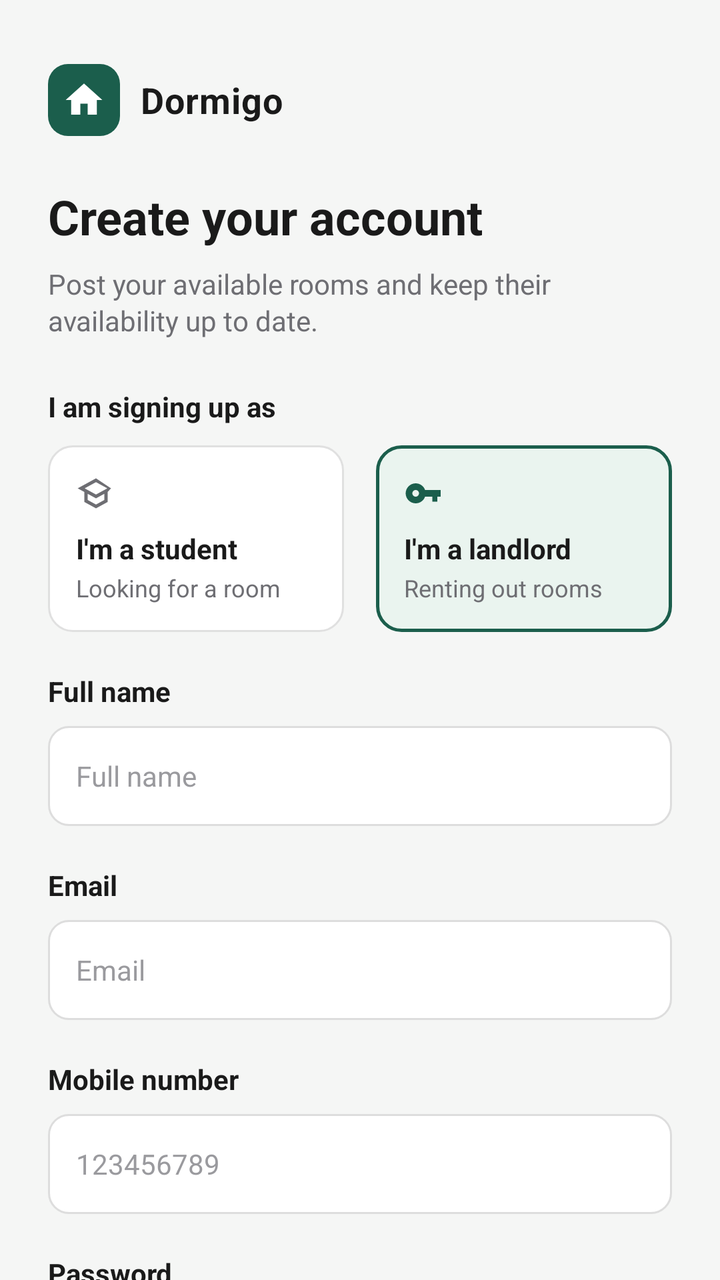
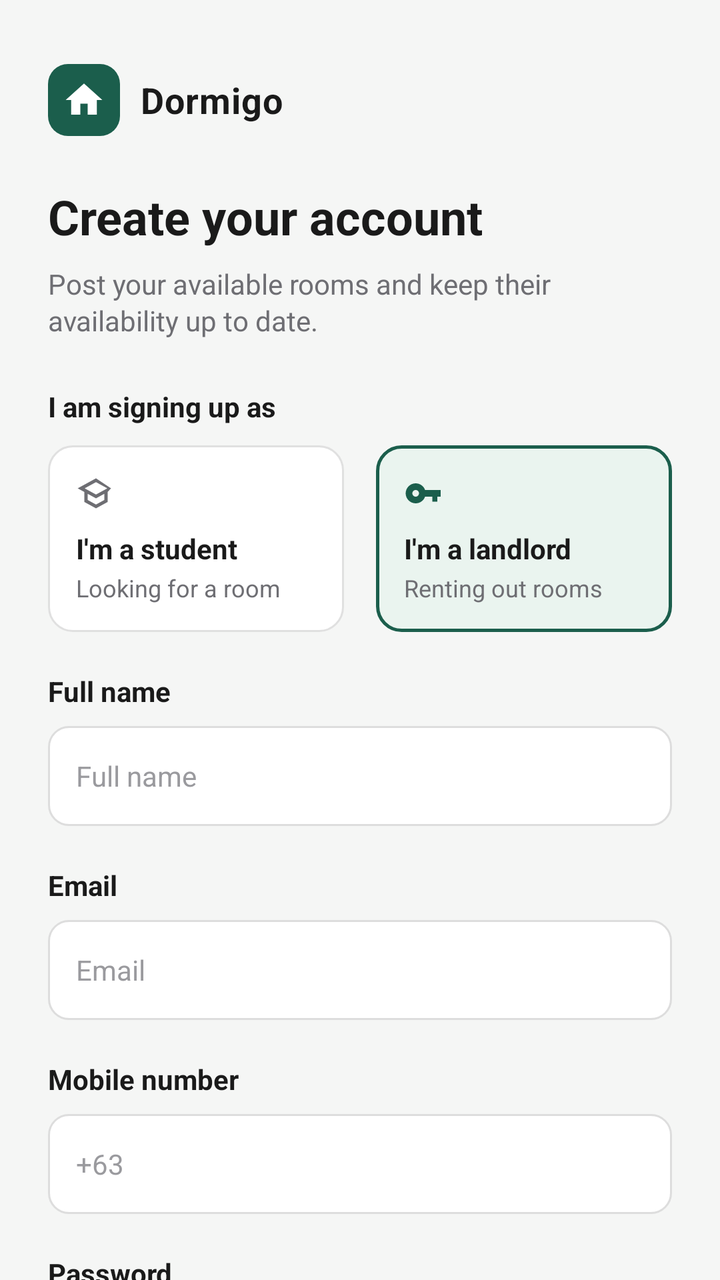

An Android layout rendered at two revisions. The XML below is the earlier revision; the diff shows what the commit changed to produce the second picture.
<!-- AndroidManifest.xml: application theme Theme.Dormigo -->
<!-- res/layout/landlord_login_page.xml -->
<?xml version="1.0" encoding="utf-8"?>
<androidx.constraintlayout.widget.ConstraintLayout
    xmlns:android="http://schemas.android.com/apk/res/android"
    xmlns:app="http://schemas.android.com/apk/res-auto"
    android:layout_width="match_parent"
    android:layout_height="match_parent"
    android:background="#F5F6F5">

    <androidx.core.widget.NestedScrollView
        android:layout_width="0dp"
        android:layout_height="0dp"
        android:fillViewport="true"
        app:layout_constraintTop_toTopOf="parent"
        app:layout_constraintBottom_toBottomOf="parent"
        app:layout_constraintStart_toStartOf="parent"
        app:layout_constraintEnd_toEndOf="parent">

        <LinearLayout
            android:layout_width="match_parent"
            android:layout_height="wrap_content"
            android:orientation="vertical"
            android:paddingHorizontal="24dp"
            android:paddingTop="32dp"
            android:paddingBottom="32dp">

            
            <LinearLayout
                android:id="@+id/btnBack"
                android:layout_width="wrap_content"
                android:layout_height="wrap_content"
                android:orientation="horizontal"
                android:gravity="center_vertical"
                android:clickable="true"
                android:focusable="true"
                android:background="?attr/selectableItemBackground">

                <ImageView
                    android:layout_width="36dp"
                    android:layout_height="36dp"
                    android:background="@drawable/bg_logo_square"
                    android:padding="7dp"
                    android:src="@drawable/ic_home_logo"
                    app:tint="#FFFFFF"
                    android:contentDescription="BH Finder logo" />

                <TextView
                    android:layout_width="wrap_content"
                    android:layout_height="wrap_content"
                    android:layout_marginStart="10dp"
                    android:text="@string/app_name"
                    android:textColor="#1A1A1A"
                    android:textSize="18sp"
                    android:textStyle="bold"
                    android:letterSpacing="0.02" />

            </LinearLayout>

            
            <TextView
                android:layout_width="match_parent"
                android:layout_height="wrap_content"
                android:layout_marginTop="24dp"
                android:text="@string/create_your_account"
                android:textColor="#1A1A1A"
                android:textSize="24sp"
                android:textStyle="bold" />

            <TextView
                android:layout_width="match_parent"
                android:layout_height="wrap_content"
                android:layout_marginTop="8dp"
                android:text="@string/post_available_rooms"
                android:textColor="#6E6E73"
                android:textSize="14sp"
                android:lineSpacingExtra="2dp" />

            
            <TextView
                android:layout_width="wrap_content"
                android:layout_height="wrap_content"
                android:layout_marginTop="24dp"
                android:text="@string/i_am_signing_up_as"
                android:textColor="#1A1A1A"
                android:textSize="14sp"
                android:textStyle="bold" />

            <LinearLayout
                android:layout_width="match_parent"
                android:layout_height="wrap_content"
                android:layout_marginTop="10dp"
                android:orientation="horizontal">

                
                <LinearLayout
                    android:id="@+id/roleStudent"
                    android:layout_width="0dp"
                    android:layout_height="wrap_content"
                    android:layout_weight="1"
                    android:layout_marginEnd="8dp"
                    android:orientation="vertical"
                    android:padding="14dp"
                    android:clickable="true"
                    android:focusable="true"
                    android:background="@drawable/bg_role_unselected">

                    <ImageView
                        android:layout_width="20dp"
                        android:layout_height="20dp"
                        android:src="@drawable/ic_graduation_cap"
                        app:tint="#6E6E73"
                        android:contentDescription="Student" />

                    <TextView
                        android:layout_width="wrap_content"
                        android:layout_height="wrap_content"
                        android:layout_marginTop="8dp"
                android:text="@string/i_am_a_student"
                        android:textColor="#1A1A1A"
                        android:textSize="14sp"
                        android:textStyle="bold" />

                    <TextView
                        android:layout_width="wrap_content"
                        android:layout_height="wrap_content"
                        android:layout_marginTop="2dp"
                android:text="@string/looking_for_a_room"
                        android:textColor="#6E6E73"
                        android:textSize="12sp" />

                </LinearLayout>

                
                <LinearLayout
                    android:id="@+id/roleLandlord"
                    android:layout_width="0dp"
                    android:layout_height="wrap_content"
                    android:layout_weight="1"
                    android:layout_marginStart="8dp"
                    android:orientation="vertical"
                    android:padding="14dp"
                    android:clickable="true"
                    android:focusable="true"
                    android:background="@drawable/bg_role_selected">

                    <ImageView
                        android:layout_width="20dp"
                        android:layout_height="20dp"
                        android:src="@drawable/ic_key"
                        app:tint="#1B5E4C"
                        android:contentDescription="Landlord" />

                    <TextView
                        android:layout_width="wrap_content"
                        android:layout_height="wrap_content"
                        android:layout_marginTop="8dp"
                android:text="@string/i_am_a_landlord"
                        android:textColor="#1A1A1A"
                        android:textSize="14sp"
                        android:textStyle="bold" />

                    <TextView
                        android:layout_width="wrap_content"
                        android:layout_height="wrap_content"
                        android:layout_marginTop="2dp"
                android:text="@string/renting_out_rooms"
                        android:textColor="#6E6E73"
                        android:textSize="12sp" />

                </LinearLayout>

            </LinearLayout>

            
            <TextView
                android:layout_width="wrap_content"
                android:layout_height="wrap_content"
                android:layout_marginTop="20dp"
                android:text="@string/full_name"
                android:textColor="#1A1A1A"
                android:textSize="14sp"
                android:textStyle="bold" />

            <EditText
                android:id="@+id/fullNameInput"
                android:layout_width="match_parent"
                android:layout_height="50dp"
                android:layout_marginTop="8dp"
                android:background="@drawable/bg_input_field"
                android:hint="@string/full_name"
                android:inputType="textPersonName"
                android:paddingHorizontal="14dp"
                android:textColor="#1A1A1A"
                android:textColorHint="#9A9A9E"
                android:textSize="14sp"
                android:singleLine="true" />

            
            <TextView
                android:layout_width="wrap_content"
                android:layout_height="wrap_content"
                android:layout_marginTop="20dp"
                android:text="@string/email"
                android:textColor="#1A1A1A"
                android:textSize="14sp"
                android:textStyle="bold" />

            <EditText
                android:id="@+id/emailInput"
                android:layout_width="match_parent"
                android:layout_height="50dp"
                android:layout_marginTop="8dp"
                android:background="@drawable/bg_input_field"
                android:hint="@string/email"
                android:inputType="textEmailAddress"
                android:paddingHorizontal="14dp"
                android:textColor="#1A1A1A"
                android:textColorHint="#9A9A9E"
                android:textSize="14sp"
                android:singleLine="true" />

            
            <TextView
                android:layout_width="wrap_content"
                android:layout_height="wrap_content"
                android:layout_marginTop="20dp"
                android:text="@string/mobile_number"
                android:textColor="#1A1A1A"
                android:textSize="14sp"
                android:textStyle="bold" />

            <EditText
                android:id="@+id/mobileNumberInput"
                android:layout_width="match_parent"
                android:layout_height="50dp"
                android:layout_marginTop="8dp"
                android:background="@drawable/bg_input_field"
                android:hint="@string/mobile_number_hint"
                android:inputType="phone"
                android:paddingHorizontal="14dp"
                android:textColor="#1A1A1A"
                android:textColorHint="#9A9A9E"
                android:textSize="14sp"
                android:singleLine="true" />

            
            <TextView
                android:layout_width="wrap_content"
                android:layout_height="wrap_content"
                android:layout_marginTop="20dp"
                android:text="@string/password"
                android:textColor="#1A1A1A"
                android:textSize="14sp"
                android:textStyle="bold" />

            <FrameLayout
                android:layout_width="match_parent"
                android:layout_height="50dp"
                android:layout_marginTop="8dp">

                <EditText
                    android:id="@+id/passwordInput"
                    android:layout_width="match_parent"
                    android:layout_height="match_parent"
                    android:background="@drawable/bg_input_field"
                    android:hint="@string/password"
                    android:inputType="textPassword"
                    android:paddingStart="14dp"
                    android:paddingEnd="44dp"
                    android:textColor="#1A1A1A"
                    android:textColorHint="#9A9A9E"
                    android:textSize="14sp"
                    android:singleLine="true" />

                <ImageView
                    android:id="@+id/togglePasswordVisibility"
                    android:layout_width="20dp"
                    android:layout_height="20dp"
                    android:layout_gravity="center_vertical|end"
                    android:layout_marginEnd="14dp"
                    android:clickable="true"
                    android:focusable="true"
                    android:src="@drawable/ic_eye"
                    app:tint="#9A9A9E"
                    android:contentDescription="Toggle password visibility" />

            </FrameLayout>

            
            <TextView
                android:layout_width="wrap_content"
                android:layout_height="wrap_content"
                android:layout_marginTop="20dp"
                android:text="@string/confirm_password"
                android:textColor="#1A1A1A"
                android:textSize="14sp"
                android:textStyle="bold" />

            <FrameLayout
                android:layout_width="match_parent"
                android:layout_height="50dp"
                android:layout_marginTop="8dp">

                <EditText
                    android:id="@+id/confirmPasswordInput"
                    android:layout_width="match_parent"
                    android:layout_height="match_parent"
                    android:background="@drawable/bg_input_field"
                    android:hint="@string/password"
                    android:inputType="textPassword"
                    android:paddingStart="14dp"
                    android:paddingEnd="44dp"
                    android:textColor="#1A1A1A"
                    android:textColorHint="#9A9A9E"
                    android:textSize="14sp"
                    android:singleLine="true" />

                <ImageView
                    android:id="@+id/toggleConfirmPasswordVisibility"
                    android:layout_width="20dp"
                    android:layout_height="20dp"
                    android:layout_gravity="center_vertical|end"
                    android:layout_marginEnd="14dp"
                    android:clickable="true"
                    android:focusable="true"
                    android:src="@drawable/ic_eye"
                    app:tint="#9A9A9E"
                    android:contentDescription="Toggle confirm password visibility" />

            </FrameLayout>

            
            <TextView
                android:layout_width="wrap_content"
                android:layout_height="wrap_content"
                android:layout_marginTop="20dp"
                android:text="@string/upload_files_desc"
                android:textColor="#1A1A1A"
                android:textSize="14sp"
                android:textStyle="bold" />

            <LinearLayout
                android:id="@+id/uploadDropzone"
                android:layout_width="match_parent"
                android:layout_height="wrap_content"
                android:layout_marginTop="8dp"
                android:orientation="vertical"
                android:gravity="center"
                android:paddingVertical="28dp"
                android:clickable="true"
                android:focusable="true"
                android:background="@drawable/bg_upload_dropzone">

                <ImageView
                    android:layout_width="28dp"
                    android:layout_height="28dp"
                    android:src="@drawable/ic_upload_cloud"
                    app:tint="#1B5E4C"
                    android:contentDescription="Upload files" />

                <TextView
                    android:id="@+id/uploadText"
                    android:layout_width="wrap_content"
                    android:layout_height="wrap_content"
                    android:layout_marginTop="10dp"
                    android:text="@string/click_to_upload"
                    android:textColor="#6E6E73"
                    android:textSize="13sp" />

            </LinearLayout>

            
            <LinearLayout
                android:layout_width="match_parent"
                android:layout_height="wrap_content"
                android:layout_marginTop="10dp"
                android:orientation="horizontal"
                android:gravity="center_vertical">

                <TextView
                    android:layout_width="wrap_content"
                    android:layout_height="wrap_content"
                    android:background="@drawable/bg_chip"
                    android:paddingHorizontal="10dp"
                    android:paddingVertical="4dp"
                    android:text="PDF"
                    android:textColor="#6E6E73"
                    android:textSize="11sp" />

                <TextView
                    android:layout_width="wrap_content"
                    android:layout_height="wrap_content"
                    android:layout_marginStart="8dp"
                    android:background="@drawable/bg_chip"
                    android:paddingHorizontal="10dp"
                    android:paddingVertical="4dp"
                    android:text="DOCX"
                    android:textColor="#6E6E73"
                    android:textSize="11sp" />


                <TextView
                    android:layout_width="0dp"
                    android:layout_height="wrap_content"
                    android:layout_weight="1"
                    android:layout_marginStart="8dp"
                    android:gravity="end"
                    android:text="> 10 MB"
                    android:textColor="#9A9A9E"
                    android:textSize="11sp" />

            </LinearLayout>

            
            <LinearLayout
                android:layout_width="match_parent"
                android:layout_height="wrap_content"
                android:layout_marginTop="20dp"
                android:orientation="horizontal">

                <com.google.android.material.checkbox.MaterialCheckBox
                    android:id="@+id/termsCheckbox"
                    android:layout_width="wrap_content"
                    android:layout_height="wrap_content"
                    android:layout_marginTop="2dp"
                    app:buttonTint="@color/checkbox_tint"
                    app:checkedIconTint="@android:color/white"
                    app:useMaterialThemeColors="false" />

                <TextView
                    android:layout_width="0dp"
                    android:layout_height="wrap_content"
                    android:layout_weight="1"
                    android:layout_marginStart="4dp"
                    android:text="@string/terms_agreement"
                    android:textColor="#6E6E73"
                    android:textSize="13sp"
                    android:lineSpacingExtra="2dp" />

            </LinearLayout>

            
            <TextView
                android:id="@+id/btnCreateAccount"
                android:layout_width="match_parent"
                android:layout_height="52dp"
                android:layout_marginTop="24dp"
                android:background="@drawable/bg_button_filled"
                android:clickable="true"
                android:focusable="true"
                android:gravity="center"
                android:text="@string/create_account"
                android:textAllCaps="false"
                android:textColor="#FFFFFF"
                android:textSize="15sp"
                android:textStyle="bold" />

            
            <LinearLayout
                android:layout_width="match_parent"
                android:layout_height="wrap_content"
                android:layout_marginTop="16dp"
                android:orientation="horizontal"
                android:gravity="center">

                <TextView
                    android:layout_width="wrap_content"
                    android:layout_height="wrap_content"
                    android:text="@string/already_have_account"
                    android:textColor="#6E6E73"
                    android:textSize="14sp" />

                <TextView
                    android:id="@+id/signInLink"
                    android:layout_width="wrap_content"
                    android:layout_height="wrap_content"
                    android:clickable="true"
                    android:focusable="true"
                    android:text="@string/sign_in"
                    android:textColor="#1B5E4C"
                    android:textSize="14sp"
                    android:textStyle="bold" />

            </LinearLayout>

        </LinearLayout>

    </androidx.core.widget.NestedScrollView>

</androidx.constraintlayout.widget.ConstraintLayout>
<!-- resources referenced by this layout -->
<resources>
  <!-- drawable bg_button_filled (drawable) -->
  <shape xmlns:android="http://schemas.android.com/apk/res/android"
      android:shape="rectangle">
      <solid android:color="#1B5E4C" />
      <corners android:radius="12dp" />
  </shape>
  <!-- drawable bg_chip (drawable) -->
  <?xml version="1.0" encoding="utf-8"?>
  <shape xmlns:android="http://schemas.android.com/apk/res/android">
      <solid android:color="#EFEFF4" />
      <corners android:radius="6dp" />
  </shape>
  <!-- drawable bg_input_field (drawable) -->
  <shape xmlns:android="http://schemas.android.com/apk/res/android"
      android:shape="rectangle">
      <solid android:color="#FFFFFF" />
      <corners android:radius="10dp" />
      <stroke
          android:width="1dp"
          android:color="#DDDDDD" />
  </shape>
  <!-- drawable bg_logo_square (drawable) -->
  <shape xmlns:android="http://schemas.android.com/apk/res/android"
      android:shape="rectangle">
      <solid android:color="#1B5E4C" />
      <corners android:radius="10dp" />
  </shape>
  <!-- drawable bg_role_selected (drawable) -->
  <shape xmlns:android="http://schemas.android.com/apk/res/android"
      android:shape="rectangle">
      <solid android:color="#EAF4EF" />
      <corners android:radius="12dp" />
      <stroke
          android:width="1.5dp"
          android:color="#1B5E4C" />
  </shape>
  <!-- drawable bg_role_unselected (drawable) -->
  <shape xmlns:android="http://schemas.android.com/apk/res/android"
      android:shape="rectangle">
      <solid android:color="#FFFFFF" />
      <corners android:radius="12dp" />
      <stroke
          android:width="1dp"
          android:color="#E0E0E0" />
  </shape>
  <!-- drawable bg_upload_dropzone (drawable) -->
  <?xml version="1.0" encoding="utf-8"?>
  <shape xmlns:android="http://schemas.android.com/apk/res/android">
      <solid android:color="#F9F9FB" />
      <corners android:radius="12dp" />
      <stroke
          android:width="1dp"
          android:color="#E5E5EA"
          android:dashWidth="6dp"
          android:dashGap="6dp" />
  </shape>
  <!-- drawable ic_home_logo (drawable) -->
  <vector xmlns:android="http://schemas.android.com/apk/res/android"
      android:width="24dp"
      android:height="24dp"
      android:viewportWidth="24"
      android:viewportHeight="24">
      <path
          android:fillColor="#FF000000"
          android:pathData="M10,20v-6h4v6h5v-8h3L12,3 2,12h3v8z" />
  </vector>
  <string name="already_have_account">Already have an account? </string>
  <string name="app_name">Dormigo</string>
  <string name="click_to_upload">Click to upload</string>
  <string name="confirm_password">Confirm password</string>
  <string name="create_account">Create an account</string>
  <string name="create_your_account">Create your account</string>
  <string name="email">Email</string>
  <string name="full_name">Full name</string>
  <string name="i_am_a_landlord">I\'m a landlord</string>
  <string name="i_am_a_student">I\'m a student</string>
  <string name="i_am_signing_up_as">I am signing up as</string>
  <string name="looking_for_a_room">Looking for a room</string>
  <string name="mobile_number">Mobile number</string>
  <string name="mobile_number_hint">123456789</string>
  <string name="password">Password</string>
  <string name="post_available_rooms">Post your available rooms and keep their availability up to date.</string>
  <string name="renting_out_rooms">Renting out rooms</string>
  <string name="sign_in">Sign in</string>
  <string name="terms_agreement">I agree to the BH Finder terms of use and house-rules policy.</string>
  <string name="upload_files_desc">Upload Business Permit and 1 Valid ID</string>
  <style name="Theme.Dormigo" parent="Base.Theme.Dormigo" />
  <style name="Base.Theme.Dormigo" parent="Theme.Material3.DayNight.NoActionBar">
          
          <item name="colorPrimary">#1B5E4C</item>
          <item name="colorOnPrimary">#FFFFFF</item>
      </style>
  <!-- unchanged entries left out for length: 4 -->
</resources>

<!-- the commit's change to res/layout/landlord_login_page.xml (unified diff, before → after) -->
@@ -486,4 +486,10 @@
 
     </androidx.core.widget.NestedScrollView>
 
+    <androidx.constraintlayout.widget.Guideline android:layout_width="wrap_content"
+        android:layout_height="wrap_content" />
+
+    <androidx.constraintlayout.widget.Guideline android:layout_width="wrap_content"
+        android:layout_height="wrap_content" />
+
 </androidx.constraintlayout.widget.ConstraintLayout>
<!-- resource entries referenced after the edit -->
@@ -79,7 +79,7 @@
   <string name="i_am_signing_up_as">I am signing up as</string>
   <string name="looking_for_a_room">Looking for a room</string>
   <string name="mobile_number">Mobile number</string>
-  <string name="mobile_number_hint">123456789</string>
+  <string name="mobile_number_hint">+63</string>
   <string name="password">Password</string>
   <string name="post_available_rooms">Post your available rooms and keep their availability up to date.</string>
   <string name="renting_out_rooms">Renting out rooms</string>
